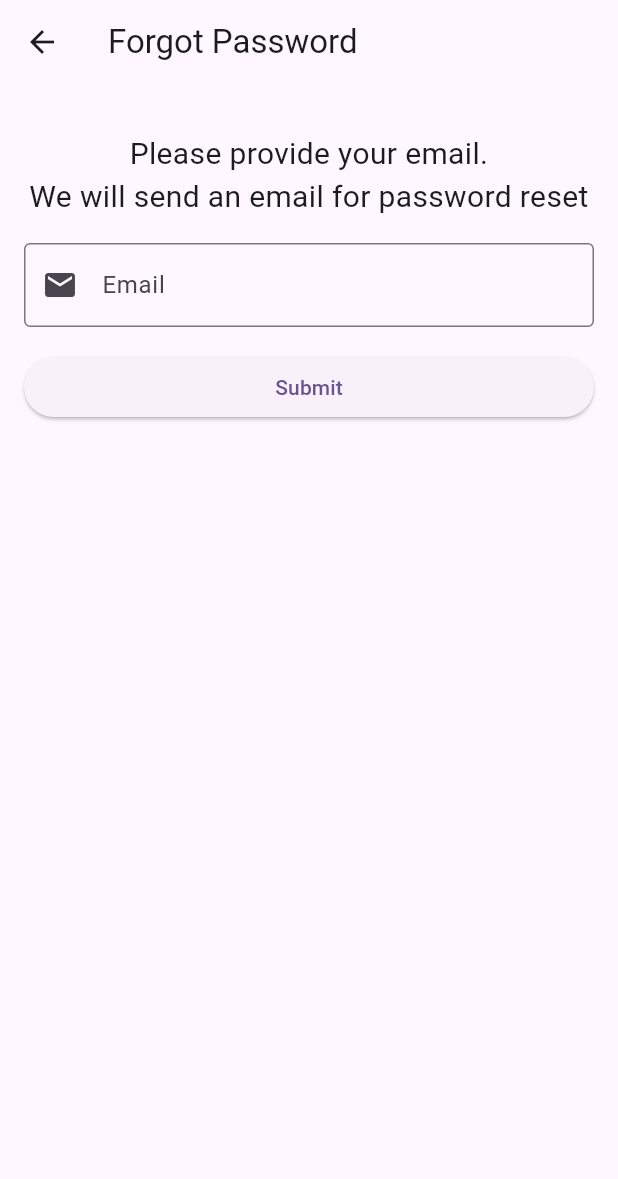
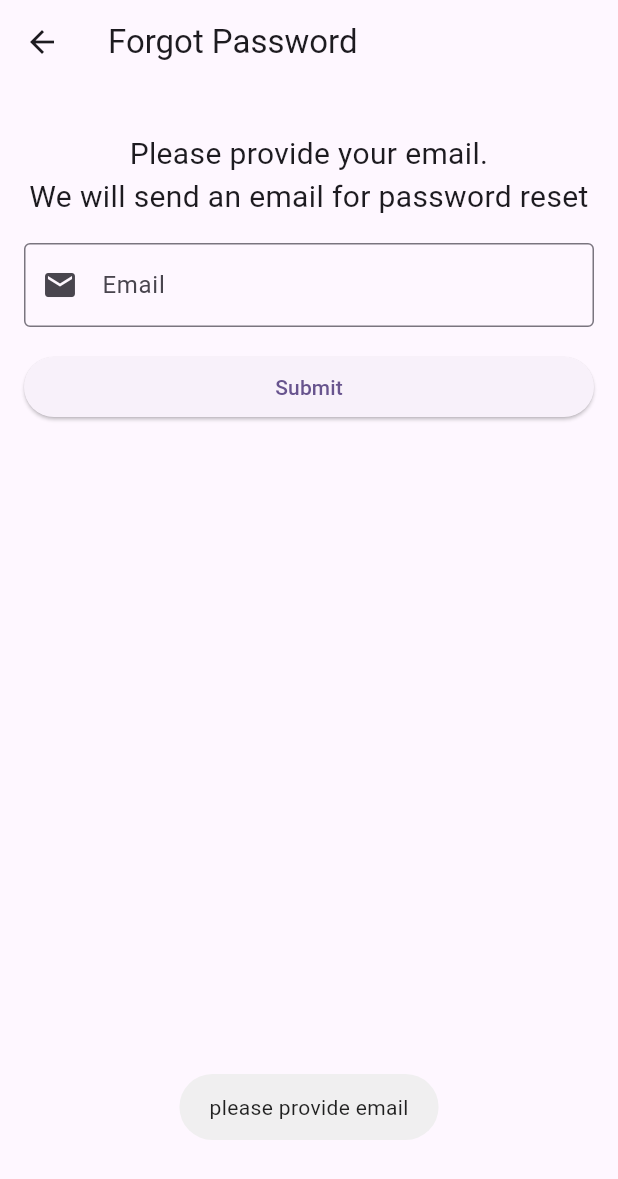
Before and after one commit to abidroid/sbbwu_firebase, a Flutter app: the ForgotPasswordScreen screen opened directly, after a tap on "Submit", on a phone screen of 412 x 824 dp. Shown: the top 1179 px of the screen. Run offline on Flutter 3.47's test engine with Material 3 defaults, Android fonts, the phone set to English and light mode, and no system bars; our stand-ins replace cloud_firestore, country_code_picker, firebase_auth, firebase_core, firebase_storage, flutter_spinkit and 3 more; accounts and stored records are empty.

Commit message:
password reset email done

```diff
--- a/lib/screens/forgot_password_screen.dart
+++ b/lib/screens/forgot_password_screen.dart
@@ -1,5 +1,7 @@
 
+import 'package:firebase_auth/firebase_auth.dart';
 import 'package:flutter/material.dart';
+import 'package:fluttertoast/fluttertoast.dart';
 import 'package:gap/gap.dart';
 
 class ForgotPasswordScreen extends StatefulWidget {
@@ -39,7 +41,24 @@ class _ForgotPasswordScreenState extends State<ForgotPasswordScreen> {
           ),
           const Gap(16),
 
-          ElevatedButton(onPressed: (){}, child: const Text('Submit')),
+          ElevatedButton(onPressed: () async {
+
+            String email = emailC.text.trim();
+
+            if( email.isNotEmpty){
+
+
+              try{
+                await FirebaseAuth.instance.sendPasswordResetEmail(email: email);
+
+                Fluttertoast.showToast(msg: 'Email Sent', fontSize: 30);
+              }on FirebaseAuthException catch (e){
+                Fluttertoast.showToast(msg: e.message!, fontSize: 30);
+              }
+            }else{
+              Fluttertoast.showToast(msg: "please provide email");
+            }
+          }, child: const Text('Submit')),
 
         ],),
       ),
```
